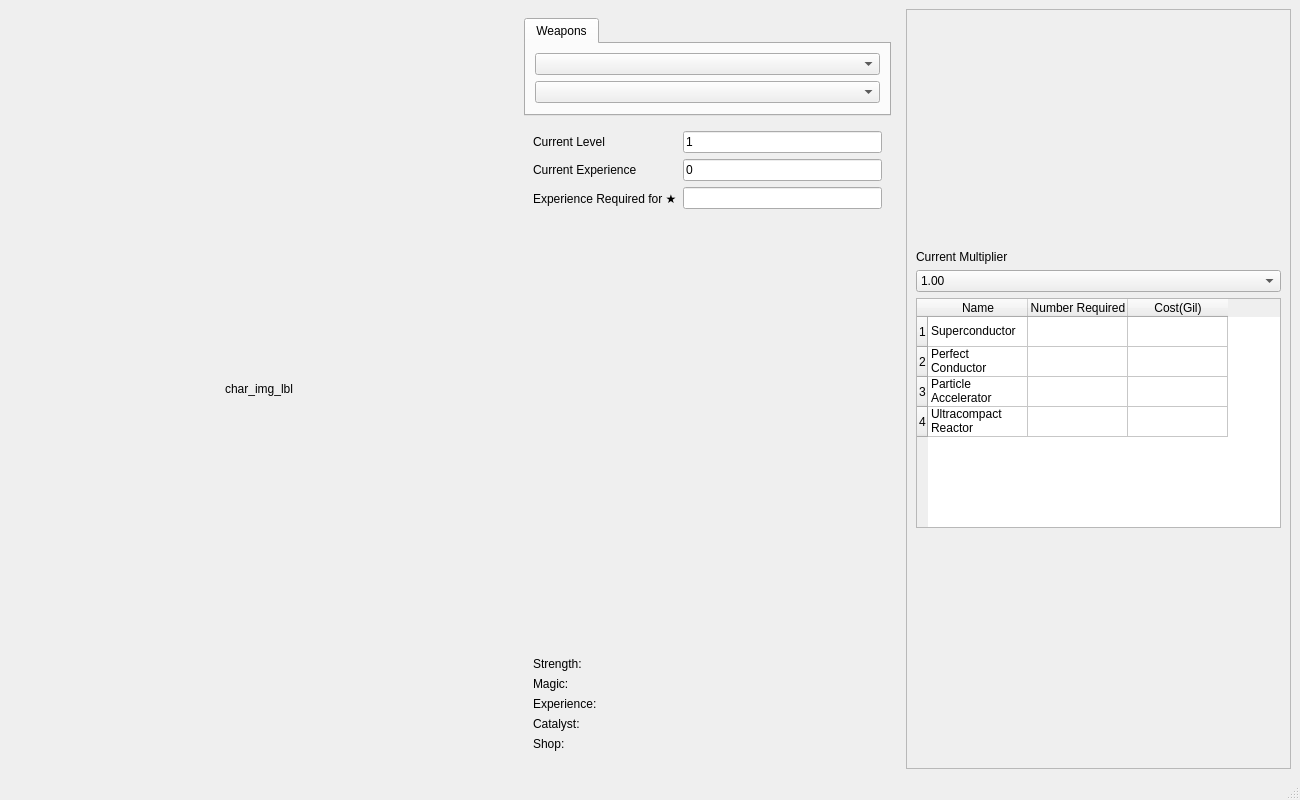
The window that gui/FF13_Calculator.ui (ouchinou/FF13_Calculator) describes before a commit, drawn with Qt 5.
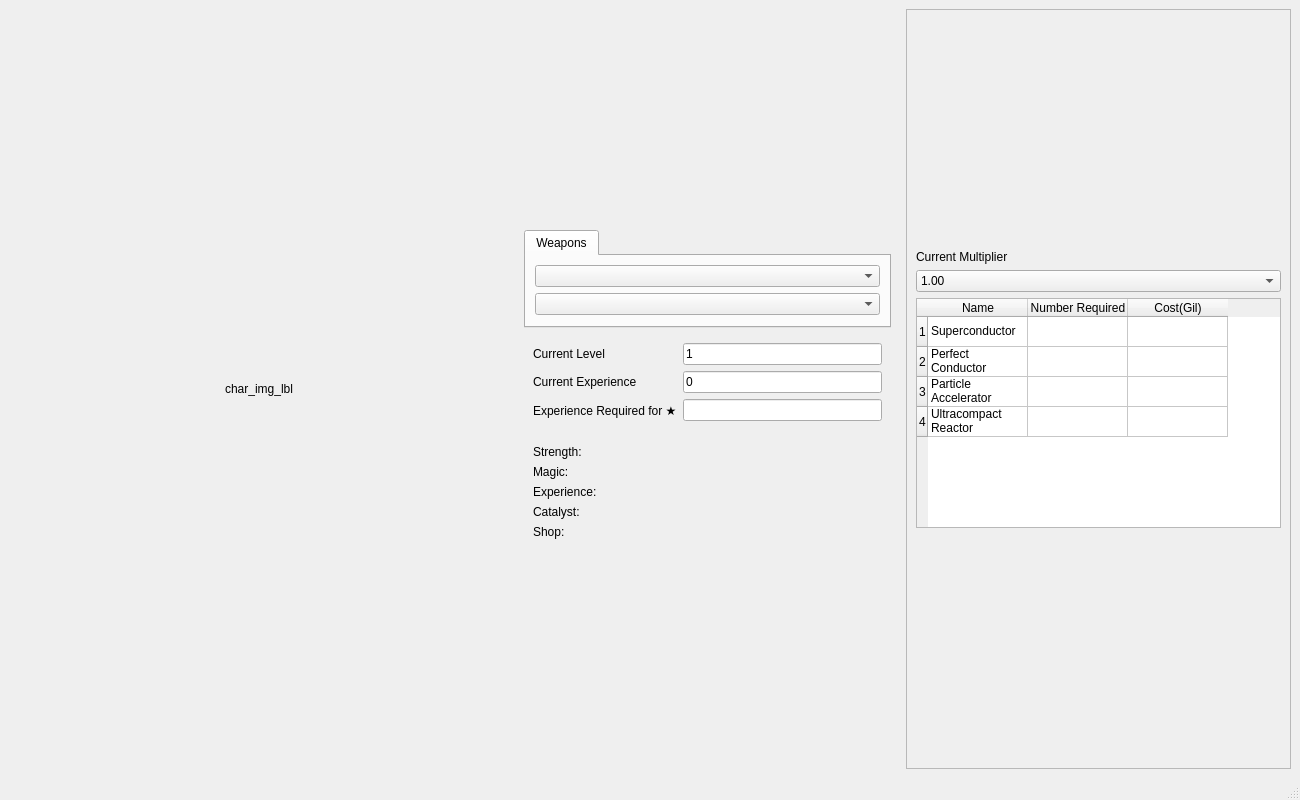
The same window after the commit.

The edit to the form file:
```diff
--- a/gui/FF13_Calculator.ui
+++ b/gui/FF13_Calculator.ui
@@ -40,6 +40,19 @@
     <item>
      <widget class="QWidget" name="widget" native="true">
       <layout class="QVBoxLayout" name="verticalLayout">
+       <item>
+        <spacer name="verticalSpacer">
+         <property name="orientation">
+          <enum>Qt::Vertical</enum>
+         </property>
+         <property name="sizeHint" stdset="0">
+          <size>
+           <width>20</width>
+           <height>40</height>
+          </size>
+         </property>
+        </spacer>
+       </item>
        <item>
         <widget class="QTabWidget" name="tabWidget">
          <property name="sizePolicy">
@@ -107,19 +120,6 @@
           <item row="2" column="1">
            <widget class="QLineEdit" name="remaining_exp_label"/>
           </item>
-          <item row="3" column="1">
-           <spacer name="verticalSpacer">
-            <property name="orientation">
-             <enum>Qt::Vertical</enum>
-            </property>
-            <property name="sizeHint" stdset="0">
-             <size>
-              <width>20</width>
-              <height>40</height>
-             </size>
-            </property>
-           </spacer>
-          </item>
          </layout>
         </widget>
        </item>
@@ -199,6 +199,19 @@
          </layout>
         </widget>
        </item>
+       <item>
+        <spacer name="verticalSpacer_4">
+         <property name="orientation">
+          <enum>Qt::Vertical</enum>
+         </property>
+         <property name="sizeHint" stdset="0">
+          <size>
+           <width>20</width>
+           <height>40</height>
+          </size>
+         </property>
+        </spacer>
+       </item>
       </layout>
      </widget>
     </item>
```
Left out of the diff: 70 changed lines with no effect on the pictures.
